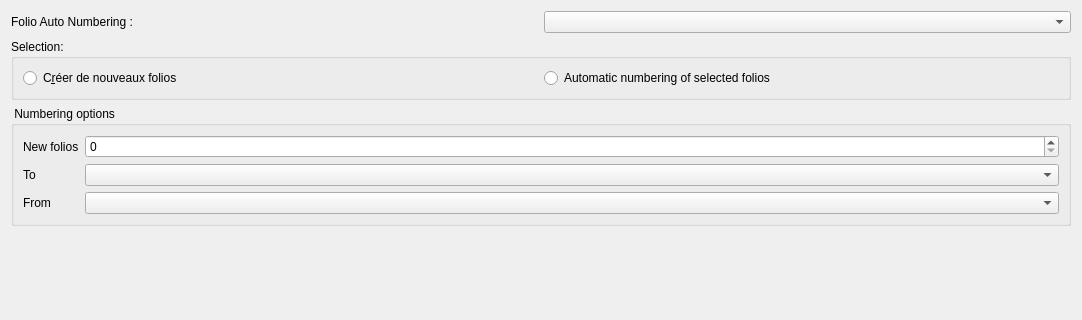
The window that sources/autoNum/ui/folioautonumbering.ui (EmilOsvoll/qelectrotech-source-mirror) describes before a commit, drawn with Qt 5; both pictures show x 0 to 1082 and y 0 to 320 of the 1082 by 515 pixel window.
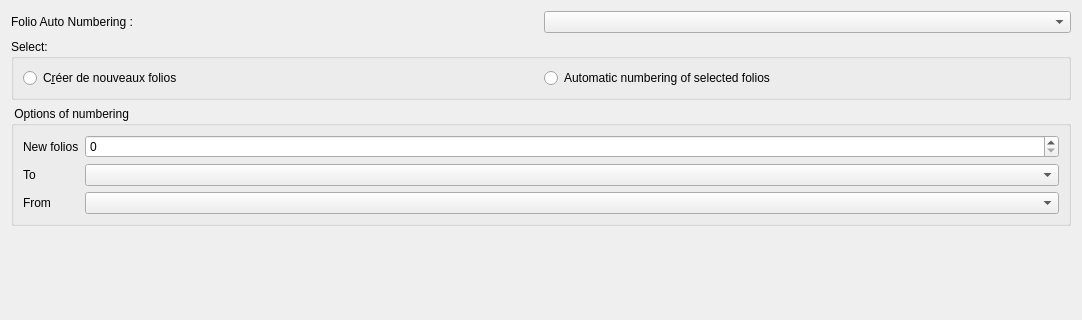
The same window after the commit.

```diff
--- a/sources/autoNum/ui/folioautonumbering.ui
+++ b/sources/autoNum/ui/folioautonumbering.ui
@@ -63,7 +63,7 @@
         </sizepolicy>
        </property>
        <property name="title">
-        <string>Selection:</string>
+        <string>Select:</string>
        </property>
        <layout class="QHBoxLayout" name="horizontalLayout">
         <item>
@@ -104,7 +104,7 @@
         </sizepolicy>
        </property>
        <property name="title">
-        <string> Numbering options</string>
+        <string> Options of numbering</string>
        </property>
        <layout class="QGridLayout" name="gridLayout_2">
         <item row="2" column="1">
```
Left out of the diff: 2 changed lines with no effect on the pictures.
